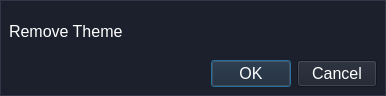
ufopilot/QT-App-Builder, file builder/uis/app_builder_delete_theme.ui: the form before one commit.
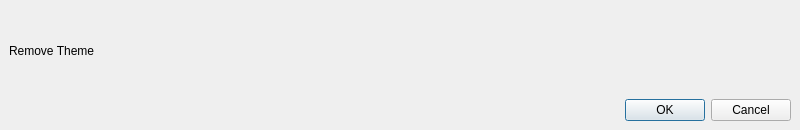
The form after the commit.

```diff
--- a/builder/uis/app_builder_delete_theme.ui
+++ b/builder/uis/app_builder_delete_theme.ui
@@ -6,39 +6,14 @@
    <rect>
     <x>0</x>
     <y>0</y>
-    <width>386</width>
-    <height>96</height>
+    <width>800</width>
+    <height>130</height>
    </rect>
   </property>
   <property name="windowTitle">
    <string>MainWindow</string>
   </property>
-  <widget class="QWidget" name="centralwidget">
-   <property name="styleSheet">
-    <string notr="true">
-*{
-	background: #1b202c;
-	color: #fff;
-	font-size: 16px;
-}
- 
-
-#centralwidget{
-	border: 1px  solid  rgb(49, 54, 72);
-}
-
-
-
-QFrame{ 
-    border: 0px solid;
-}
-
-QLabel{
-	min-width: 100px;
-}
-
-</string>
-   </property>
+  <widget class="QWidget" name="ThemeDeleter">
    <layout class="QVBoxLayout" name="verticalLayout">
     <item>
      <widget class="QLabel" name="label">
```
